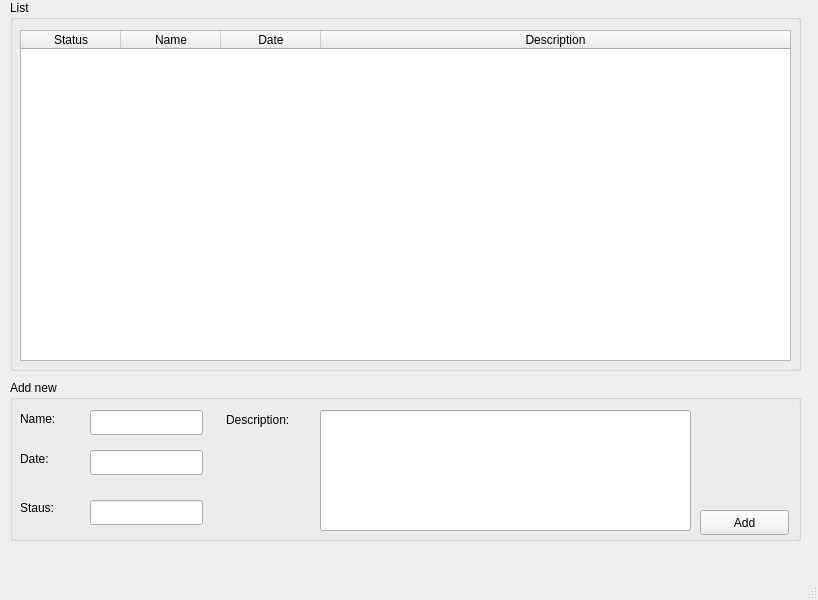
Above: ui/my_todo.ui from ariankhani/qt_todo_app before the change. Below: the same form after it.
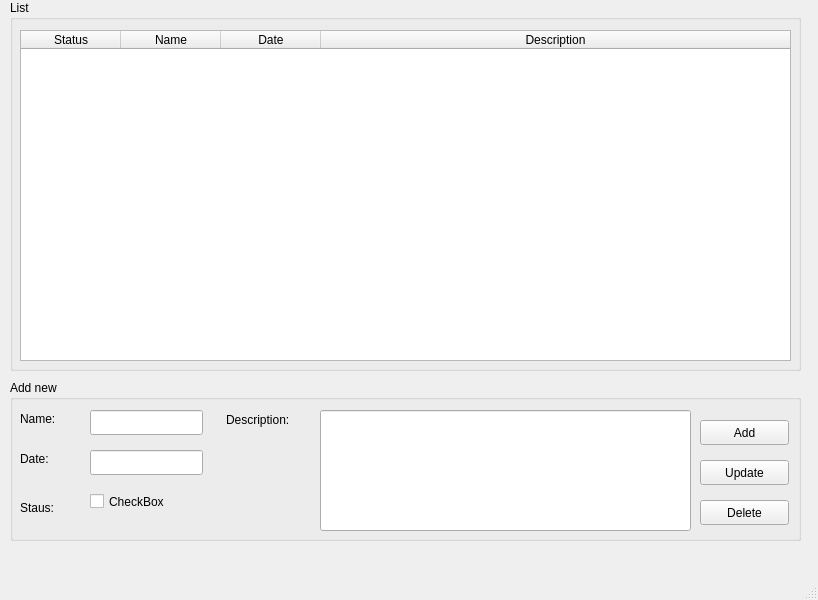
That is the form after the change.

Commit message: conect ui to app file

```diff
--- a/ui/my_todo.ui
+++ b/ui/my_todo.ui
@@ -109,7 +109,7 @@
      <property name="geometry">
       <rect>
        <x>690</x>
-       <y>130</y>
+       <y>40</y>
        <width>89</width>
        <height>25</height>
       </rect>
@@ -200,14 +200,43 @@
       <string>Staus:</string>
      </property>
     </widget>
-    <widget class="QLineEdit" name="lineEdit_3">
+    <widget class="QPushButton" name="Delete_todo">
      <property name="geometry">
       <rect>
-       <x>80</x>
+       <x>690</x>
        <y>120</y>
-       <width>113</width>
+       <width>89</width>
        <height>25</height>
       </rect>
+     </property>
+     <property name="text">
+      <string>Delete</string>
+     </property>
+    </widget>
+    <widget class="QPushButton" name="Update_todo">
+     <property name="geometry">
+      <rect>
+       <x>690</x>
+       <y>80</y>
+       <width>89</width>
+       <height>25</height>
+      </rect>
+     </property>
+     <property name="text">
+      <string>Update</string>
+     </property>
+    </widget>
+    <widget class="QCheckBox" name="TodoStatus">
+     <property name="geometry">
+      <rect>
+       <x>80</x>
+       <y>110</y>
+       <width>92</width>
+       <height>23</height>
+      </rect>
+     </property>
+     <property name="text">
+      <string>CheckBox</string>
      </property>
     </widget>
    </widget>
```
Left out of the diff: 4 changed lines with no effect on the pictures. The commit also changes 6 other files.
